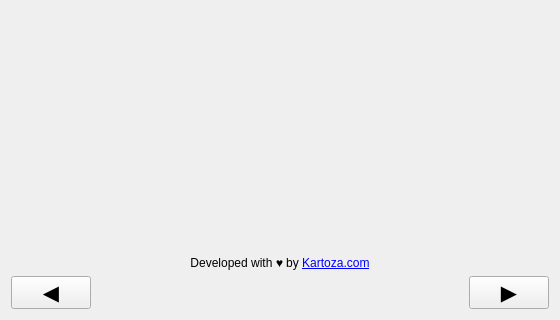
Old version of the form geest/ui/credits_panel_base.ui in the repository worldbank/GEEST; both pictures show x 0 to 560 and y 528 to 848 of the 560 by 848 pixel window.
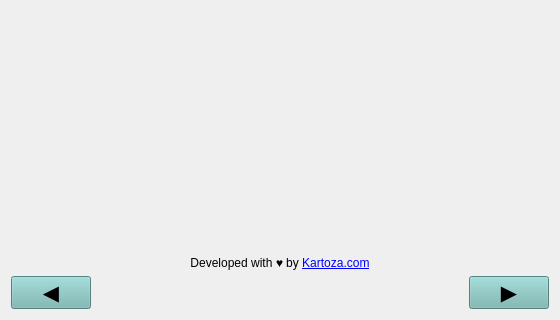
New version of the form. Icons and pictures are not drawn.

Commit message: Set background color of widgets

```diff
--- a/geest/ui/credits_panel_base.ui
+++ b/geest/ui/credits_panel_base.ui
@@ -82,6 +82,9 @@
          <pointsize>16</pointsize>
         </font>
        </property>
+       <property name="styleSheet">
+        <string notr="true">background-color: rgba(118, 182, 178, 255);</string>
+       </property>
        <property name="text">
         <string>◀️</string>
        </property>
@@ -119,6 +122,9 @@
          <pointsize>16</pointsize>
         </font>
        </property>
+       <property name="styleSheet">
+        <string notr="true">background-color: rgba(118, 182, 178, 255);</string>
+       </property>
        <property name="text">
         <string>▶️</string>
        </property>
```
Left out of the diff: 2 changed lines with no effect on the pictures. The commit also changes 7 other files.
